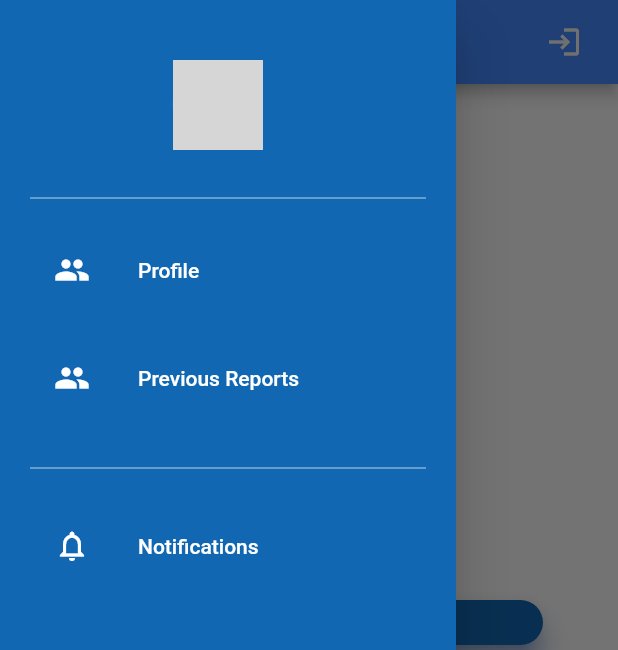
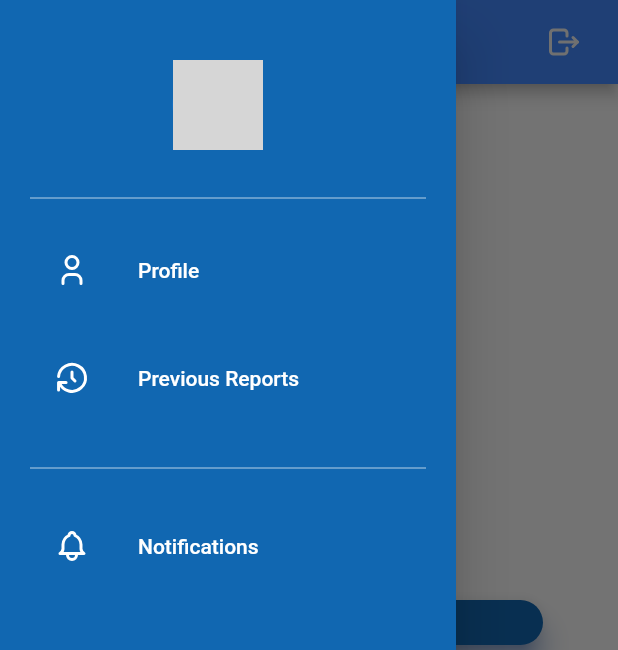
Before and after one commit to Mini-Project-sem2/LostAndFound, a Flutter app: the screen it shows once a user with an empty profile is signed in, with the side drawer open, on a phone screen of 412 x 824 dp. Shown: the top 650 px of the screen. Run offline on Flutter 3.47's test engine with Material 2 defaults, Android fonts, the phone set to English and light mode, and no system bars; our stand-ins replace date_format, firebase_auth, firebase_core, flutter_tabler_icons, fluttertoast, geolocator and 2 more; missing offline and left inert: mongo_dart, what3words; accounts and stored records are empty; network calls fail; grey boxes are pictures that could not be loaded.

Commit message:
fire base connected to profile

```diff
--- a/lib/home/home_page.dart
+++ b/lib/home/home_page.dart
@@ -6,6 +6,7 @@ import 'package:lost_and_found/home/lost_form.dart';
 import 'package:lost_and_found/home/found_form.dart';
 import 'package:lost_and_found/services/authservice.dart';
 import 'package:lost_and_found/widget/sidebar_widget.dart';
+import 'package:flutter_tabler_icons/flutter_tabler_icons.dart';
 
 Color blueColor = Color(0xFF1167b1);
 User? user;
@@ -42,7 +43,7 @@ class _HomePageState extends State<HomePage> {
                       AuthService().signOut();
                     },
                     icon: Icon(
-                      Icons.login_outlined,
+                      TablerIcons.logout,
                       color: Color(0xFFf5f5f5),
                     ),
                     label: Text(''),
--- a/lib/widget/sidebar_widget.dart
+++ b/lib/widget/sidebar_widget.dart
@@ -4,6 +4,7 @@ import 'package:lost_and_found/global_constant.dart';
 import 'package:lost_and_found/page/previous_reports_page.dart';
 import 'package:lost_and_found/page/main_profile_page.dart';
 import 'package:lost_and_found/page/notifications_page.dart';
+import 'package:flutter_tabler_icons/flutter_tabler_icons.dart';
 
 User? _user;
 
@@ -42,13 +43,13 @@ class SidebarWidget extends StatelessWidget {
                   const SizedBox(height: 12),
                   buildMenuItem(
                     text: 'Profile',
-                    icon: Icons.people,
+                    icon: TablerIcons.user,
                     onClicked: () => selectedItem(context, 0),
                   ),
                   const SizedBox(height: 16),
                   buildMenuItem(
                     text: 'Previous Reports',
-                    icon: Icons.people,
+                    icon: TablerIcons.history,
                     onClicked: () => selectedItem(context, 1),
                   ),
                   const SizedBox(height: 24),
@@ -56,7 +57,7 @@ class SidebarWidget extends StatelessWidget {
                   const SizedBox(height: 16),
                   buildMenuItem(
                     text: 'Notifications',
-                    icon: Icons.notifications_outlined,
+                    icon: TablerIcons.bell,
                     onClicked: () => selectedItem(context, 2),
                   ),
                 ],
--- a/pubspec.yaml
+++ b/pubspec.yaml
@@ -26,6 +26,7 @@ dependencies:
   fluttertoast: ^8.0.8
   geolocator: ^8.0.1
   date_format: ^2.0.5
+  flutter_tabler_icons: ^1.1.1
 
 dev_dependencies:
   flutter_test:
```
Also changed, not shown: pubspec.lock.
